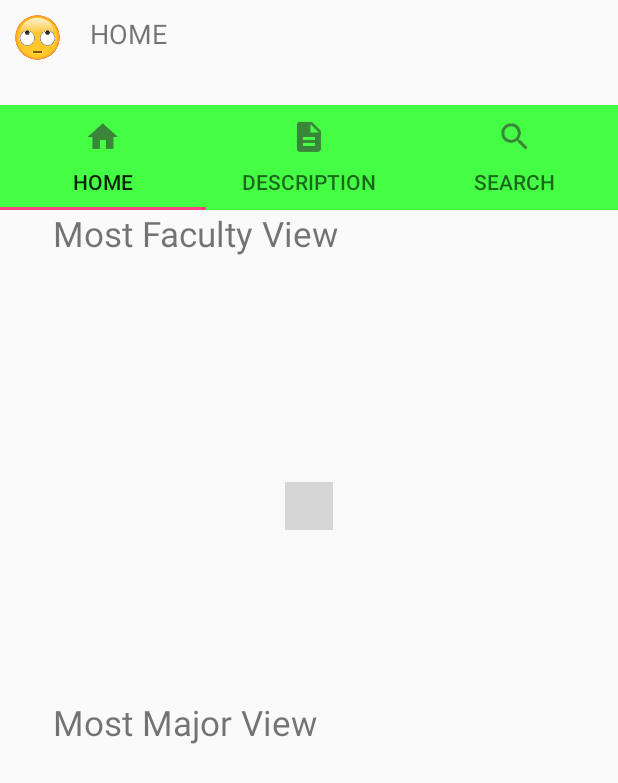
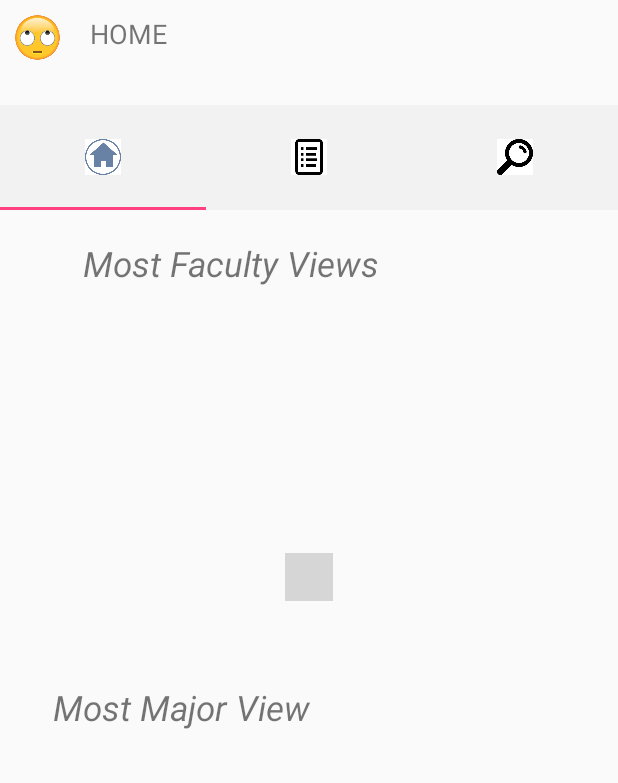
Before and after one commit to GVZ7/MYProject, an Android app: the MainActivity screen opened directly, with no data from a screen before it, on a phone screen of 412 x 824 dp. Shown: the top 783 px of the screen. Run offline under Robolectric (Android 15) with nearby library versions, the phone set to English and light mode, and no system bars; our stand-ins replace CircleImageView, Firebase (no records; nobody signed in at launch, a user with empty details on screens opened directly); libraries missing offline, so code that uses them is left out: com.facebook.drawee, com.rd, com.rd.animation; plain views replace PageIndicatorView; 9 statements that could not run were skipped; grey boxes are pictures that could not be loaded.

Commit message:
version 1 slide change

```diff
--- a/app/src/main/java/kh/edu/rupp/ckcc/myproject/MainActivity.java
+++ b/app/src/main/java/kh/edu/rupp/ckcc/myproject/MainActivity.java
@@ -46,9 +46,9 @@ public class MainActivity extends AppCompatActivity {
     private String userId="Tommy";
 
     private int[] tabIcons = {
-            R.drawable.ic_home,
-            R.drawable.ic_description,
-            R.drawable.ic_search,
+            R.drawable.home1,
+            R.drawable.list1,
+            R.drawable.search1,
             R.drawable.ic_setting
     };
     @Override
@@ -112,9 +112,9 @@ public class MainActivity extends AppCompatActivity {
     private void AddFragments(){
         ViewPagerAdapter adapter = new ViewPagerAdapter(getSupportFragmentManager());
         //Adding Fragments
-        adapter.AddFragments(new HomepageFragment(),"Home");
-        adapter.AddFragments(new FaculitiesFragment(),"Description");
-        adapter.AddFragments(new SearchFragment(),"Search");
+        adapter.AddFragments(new HomepageFragment(),"");
+        adapter.AddFragments(new FaculitiesFragment(),"");
+        adapter.AddFragments(new SearchFragment(),"");
     //    adapter.AddFragments(new SettingFragment(),"Setting");
 
         //adapter setup
@@ -127,7 +127,7 @@ public class MainActivity extends AppCompatActivity {
         tabLayout.getTabAt(0).setIcon(tabIcons[0]);
         tabLayout.getTabAt(1).setIcon(tabIcons[1]);
         tabLayout.getTabAt(2).setIcon(tabIcons[2]);
-      // tabLayout.getTabAt(3).setIcon(tabIcons[3]);
+   //    tabLayout.getTabAt(3).setIcon(tabIcons[3]);
     }
 
     // loading username Email in drawer
--- a/app/src/main/res/layout/activity_home_holder.xml
+++ b/app/src/main/res/layout/activity_home_holder.xml
@@ -13,6 +13,7 @@
             android:id="@+id/img_major"
             android:layout_width="match_parent"
             android:layout_height="match_parent"
+            app:roundedCornerRadius="15dp"
             app:placeholderImage="@drawable/img_profile">
 
         </com.facebook.drawee.view.SimpleDraweeView>
@@ -26,7 +27,6 @@
        <TextView
            android:id="@+id/major_name"
            android:layout_marginTop="15dp"
-           android:textColor="#f4f4"
            android:textSize="18dp"
            android:layout_gravity="center"
            android:text="zzzzzzzzzz"
--- a/app/src/main/res/layout/activity_home_page.xml
+++ b/app/src/main/res/layout/activity_home_page.xml
@@ -11,32 +11,36 @@
         android:layout_weight="1">
 
         <TextView
+            android:textStyle="italic"
+            android:padding="20dp"
             android:layout_width="wrap_content"
             android:layout_height="wrap_content"
-            android:text="Most Faculty View"
+            android:text="Most Faculty Views"
             android:textSize="23dp"
             android:layout_marginHorizontal="35dp"/>
+
         <android.support.v4.view.ViewPager
             android:id="@+id/view_pager_home"
             android:layout_width="match_parent"
-            android:layout_height="150dp">
-        </android.support.v4.view.ViewPager>
+            android:layout_height="157dp"></android.support.v4.view.ViewPager>
         <com.rd.PageIndicatorView
             android:layout_gravity="center"
             android:id="@+id/page_indicator"
             android:layout_width="wrap_content"
             android:layout_height="wrap_content"
-           app:piv_selectedColor="#F3292E"
-            app:piv_unselectedColor="#1d07f3"
+           app:piv_selectedColor="#448fec"
+            app:piv_unselectedColor="#6782a4"
             />
 
 <!-- horizonal recycler view-->
     </LinearLayout>
     <TextView
+        android:layout_marginBottom="20dp"
         android:layout_marginLeft="10dp"
         android:layout_width="wrap_content"
         android:layout_height="wrap_content"
         android:text="Most Major View"
+        android:textStyle="italic"
         android:textSize="23dp"
         android:layout_marginHorizontal="35dp"/>
     <android.support.v7.widget.RecyclerView
--- a/app/src/main/res/layout/activity_home_slide.xml
+++ b/app/src/main/res/layout/activity_home_slide.xml
@@ -9,6 +9,7 @@
         android:id="@+id/item_slide"
         android:layout_width="match_parent"
         android:layout_height="match_parent"
+        app:roundAsCircle="true"
         />
 
 </FrameLayout>
--- a/app/src/main/res/layout/activity_main.xml
+++ b/app/src/main/res/layout/activity_main.xml
@@ -37,7 +37,7 @@ tools:context="kh.edu.rupp.ckcc.myproject.MainActivity">
         android:id="@+id/abbtab"
         app:tabMode="fixed"
         app:tabGravity="fill"
-        android:background="#f4f4"
+        android:background="#f2f2f2"
         android:layout_width="match_parent"
         android:layout_height="70dp">
     </android.support.design.widget.TabLayout>
--- a/app/src/main/res/layout/activity_profile.xml
+++ b/app/src/main/res/layout/activity_profile.xml
@@ -1,5 +1,6 @@
 <?xml version="1.0" encoding="utf-8"?>
 <LinearLayout xmlns:android="http://schemas.android.com/apk/res/android"
+    xmlns:app="http://schemas.android.com/apk/res-auto"
     android:orientation="vertical"
     android:layout_width="match_parent"
     android:layout_height="match_parent">
@@ -9,9 +10,10 @@
         android:orientation="vertical"
         android:gravity="center"
         android:layout_height="180dp">
-    <ImageView
+    <com.facebook.drawee.view.SimpleDraweeView
         android:id="@+id/draw_profile"
         android:layout_width="100dp"
+        app:placeholderImage="@drawable/ic_emotion"
         android:src="@drawable/ic_emotion"
         android:layout_height="100dp"
         android:onClick="profile_click"/>
--- a/app/src/main/res/layout/navigation_header.xml
+++ b/app/src/main/res/layout/navigation_header.xml
@@ -3,7 +3,7 @@
     android:layout_width="match_parent"
     android:layout_height="200dp"
     xmlns:app="http://schemas.android.com/apk/res-auto"
-    android:background="#f4f4"
+    android:background="#f2f2f2"
     android:padding="20dp">
     <com.facebook.drawee.view.SimpleDraweeView
         app:roundAsCircle="true"
```
Also changed, not shown: app/src/main/res/drawable-v24/bookmark1.png (added), app/src/main/res/drawable-v24/home1.png (added), app/src/main/res/drawable-v24/list1.png (added), app/src/main/res/drawable-v24/search1.png (added).
